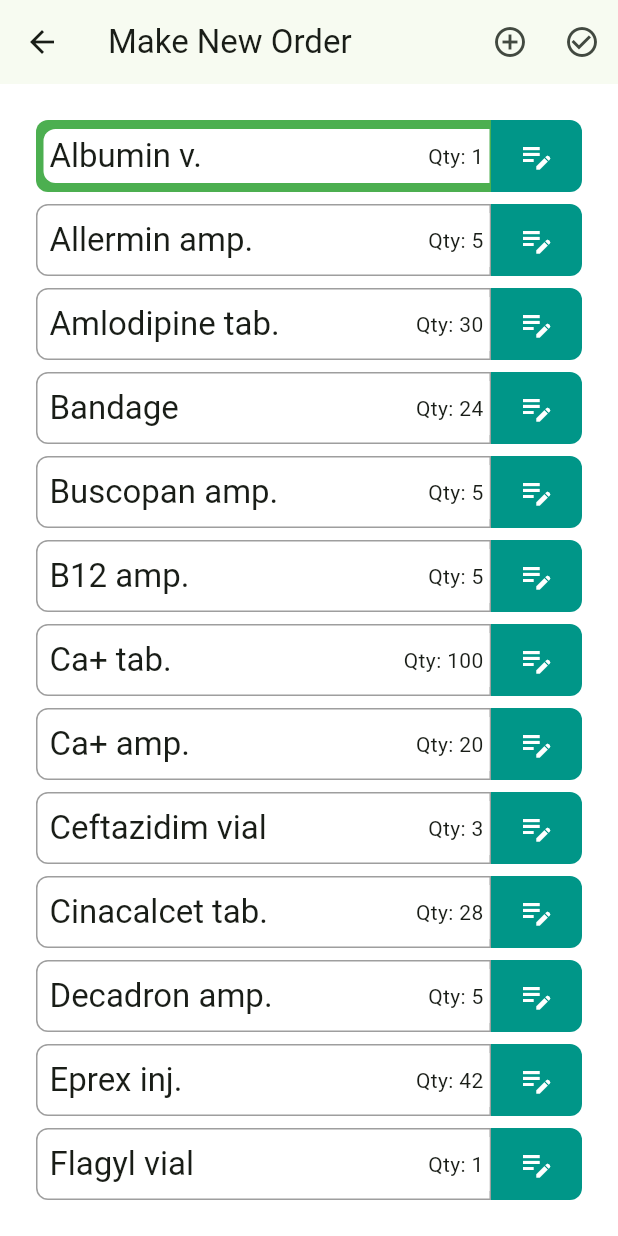
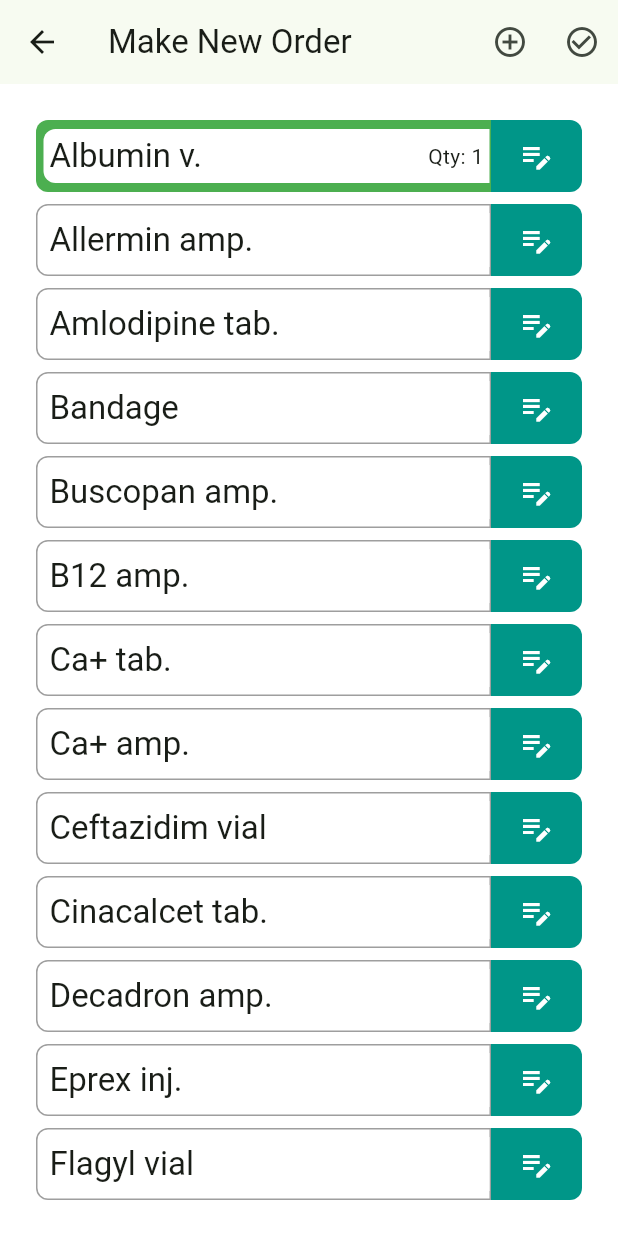
Before and after one commit to aliwaseem27/drugs_order, a Flutter app: the NewOrderScreen screen opened directly, after a tap on "Albumin v.", on a phone screen of 412 x 824 dp. Run offline on Flutter 3.47's test engine with Material 3 defaults, Android fonts, the phone set to English and light mode, and no system bars; our stand-ins replace flutter_riverpod, go_router, isar; accounts and stored records are empty; generated files the repository leaves out were written again.

```diff
--- a/lib/providers/drug_list_providers.dart
+++ b/lib/providers/drug_list_providers.dart
@@ -82,14 +82,21 @@ class SelectedDrugsNotifier extends StateNotifier<List<Drug>> {
         updatedDrug,
         ...state.sublist(existingDrugIndex + 1),
       ];
+    } else {
+      state = [...state, drug.copyWith(amount: newAmount)];
     }
   }
 
   void removeDrug(Drug drug) {
-    state = state.where((d) => d == drug).toList();
+    state = state.where((d) => d != drug).toList();
   }
 
   void clearSelectedDrugs() {
     state = [];
   }
+
+  int getDrugAmount(Drug drug) {
+    final drugIndex = state.indexOf(drug);
+    return state[drugIndex].amount;
+  }
 }
--- a/lib/screens/widgets/drug_info_tile.dart
+++ b/lib/screens/widgets/drug_info_tile.dart
@@ -1,4 +1,6 @@
+import 'package:drugs_order/providers/drug_list_providers.dart';
 import 'package:flutter/material.dart';
+import 'package:flutter_riverpod/flutter_riverpod.dart';
 
 import '../../models/drug.dart';
 import '../../utils/app_sizes.dart';
@@ -47,14 +49,21 @@ class DrugInfoTile extends StatelessWidget {
                     drug.name,
                     style: Theme.of(context).textTheme.titleLarge,
                   ),
-                  Row(
-                    children: [
-                      const Text("Qty: "),
-                      Text(
-                        drug.amount.toString(),
-                      ),
-                    ],
-                  ),
+                  isSelected
+                      ? Consumer(
+                          builder: (BuildContext context, WidgetRef ref, Widget? child) {
+                            var amount = ref.watch(selectedDrugsProvider.notifier).getDrugAmount(drug);
+                            return Row(
+                              children: [
+                                const Text("Qty: "),
+                                Text(
+                                  amount.toString(),
+                                ),
+                              ],
+                            );
+                          },
+                        )
+                      : SizedBox(),
                 ],
               ),
             ),
--- a/lib/screens/widgets/quantity_customizer.dart
+++ b/lib/screens/widgets/quantity_customizer.dart
@@ -27,7 +27,7 @@ class _QuantityCustomizerState extends ConsumerState<QuantityCustomizer> {
 
   void _onChangedDebounced() {
     if (_debounce?.isActive ?? false) _debounce?.cancel();
-    _debounce = Timer(const Duration(milliseconds: 500), () {
+    _debounce = Timer(const Duration(milliseconds: 300), () {
       ref.read(selectedDrugsProvider.notifier).updateDrugAmount(widget.drug, amount.toInt());
       print(amount);
     });
@@ -66,6 +66,7 @@ class _QuantityCustomizerState extends ConsumerState<QuantityCustomizer> {
               Expanded(
                 flex: 5,
                 child: Slider(
+                  divisions: 10,
                   value: amount,
                   min: widget.drug.minAmount.toDouble(),
                   max: widget.drug.maxAmount?.toDouble() ?? 100,
@@ -82,7 +83,7 @@ class _QuantityCustomizerState extends ConsumerState<QuantityCustomizer> {
                 child: TextField(
                   decoration: InputDecoration(
                     border: InputBorder.none,
-                    hintText: widget.drug.amount.toString(),
+                    hintText: amount.toInt().toString(),
                     hintStyle: Theme.of(context).textTheme.bodyLarge?.copyWith(),
                   ),
                   keyboardType: TextInputType.number,
```
Also changed, not shown: lib/screens/new_order_screen.dart (+11 -9 lines).
